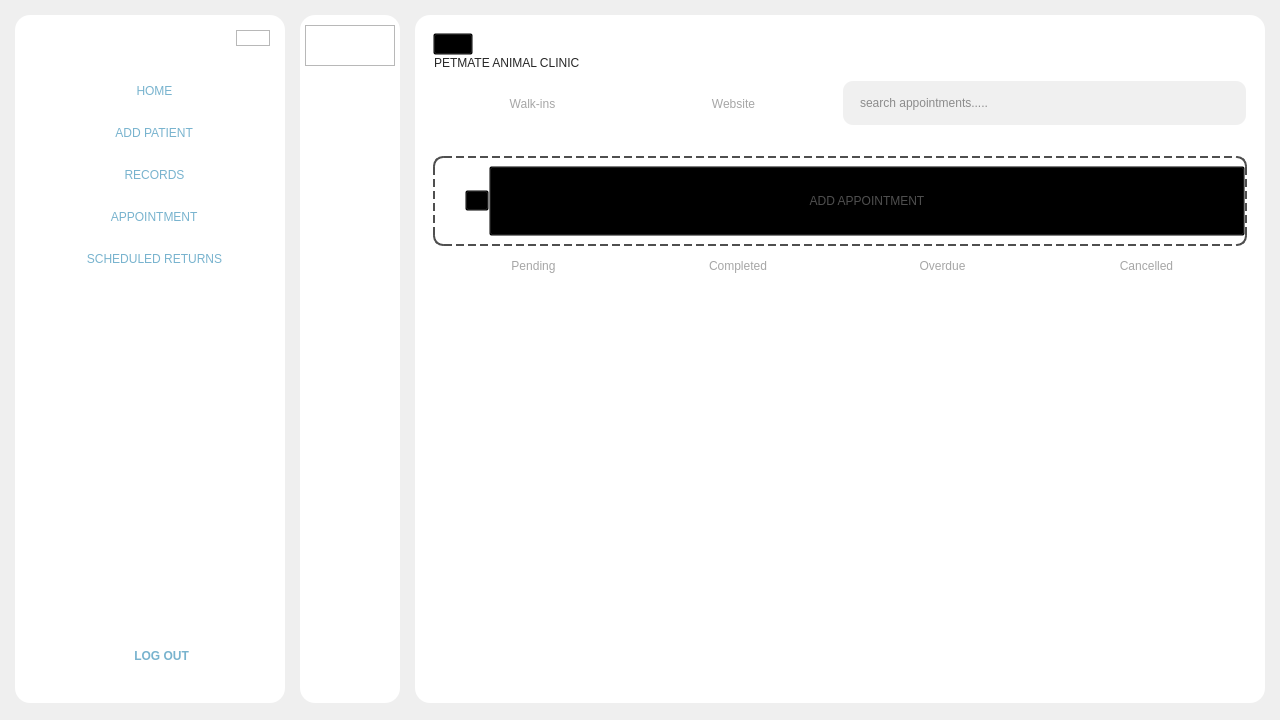
This is Desktop_Application/Frontend/Home.ui in DreddVDomasian/Petmate-Desktop-Application as Qt 5 draws it before an edit. The edited form follows.
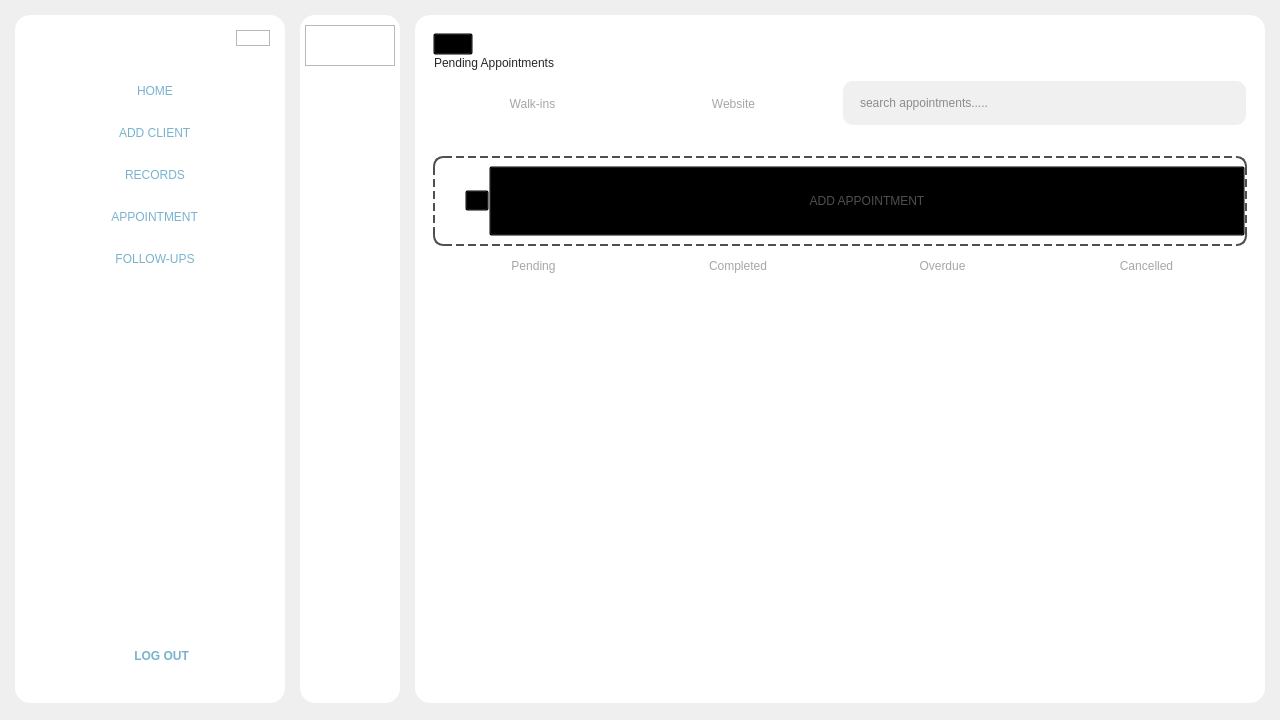
This is the edited form. The open tabs and pages were chosen to show the change. Icons and pictures are not drawn.

Commit message:
Update UI labels and widget sizes in Home.ui
Renamed several UI labels to use 'Client' instead of 'Patient', updated appointment-related text, and adjusted widget sizes and currentIndex properties for improved clarity and layout consistency.

```diff
--- a/Desktop_Application/Frontend/Home.ui
+++ b/Desktop_Application/Frontend/Home.ui
@@ -339,7 +339,7 @@
                 <string notr="true"/>
                </property>
                <property name="text">
-                <string>   ADD PATIENT</string>
+                <string>   ADD CLIENT</string>
                </property>
                <property name="icon">
                 <iconset resource="resource.qrc">
@@ -489,7 +489,7 @@
                 <string notr="true"/>
                </property>
                <property name="text">
-                <string>   SCHEDULED RETURNS</string>
+                <string>   FOLLOW-UPS</string>
                </property>
                <property name="icon">
                 <iconset resource="resource.qrc">
@@ -2787,7 +2787,7 @@
                     <string notr="true"/>
                    </property>
                    <property name="text">
-                    <string>PETMATE ANIMAL CLINIC</string>
+                    <string>Pending Appointments</string>
                    </property>
                   </widget>
                  </item>
```
Left out of the diff: 24 changed lines with no effect on the pictures.
